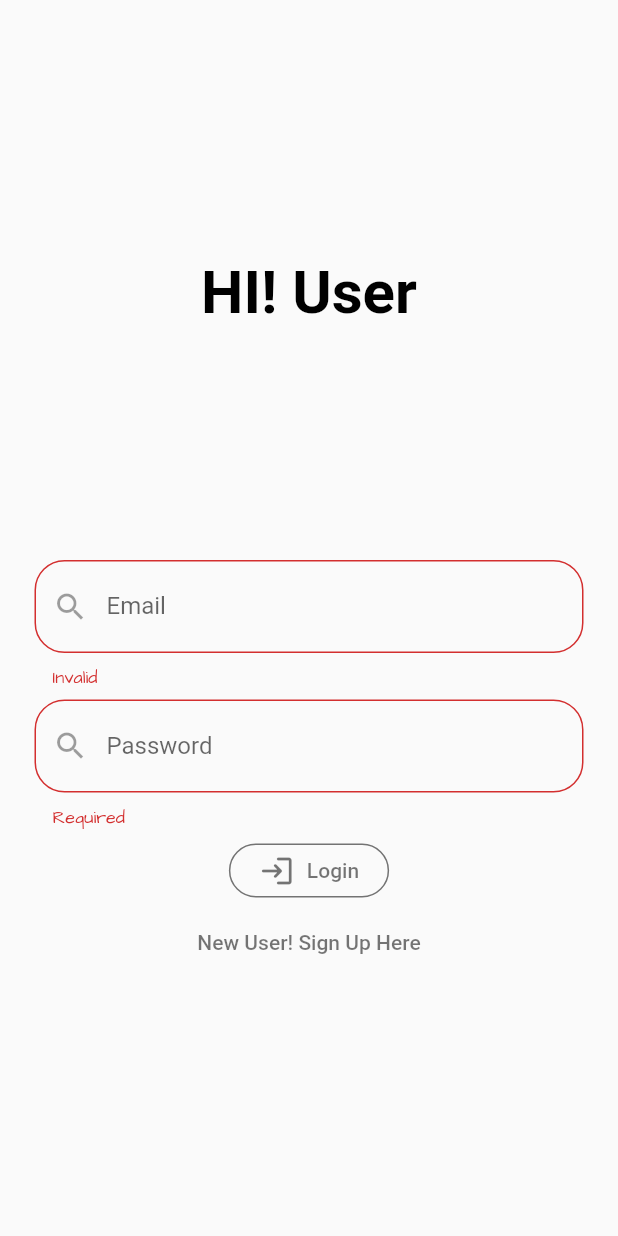
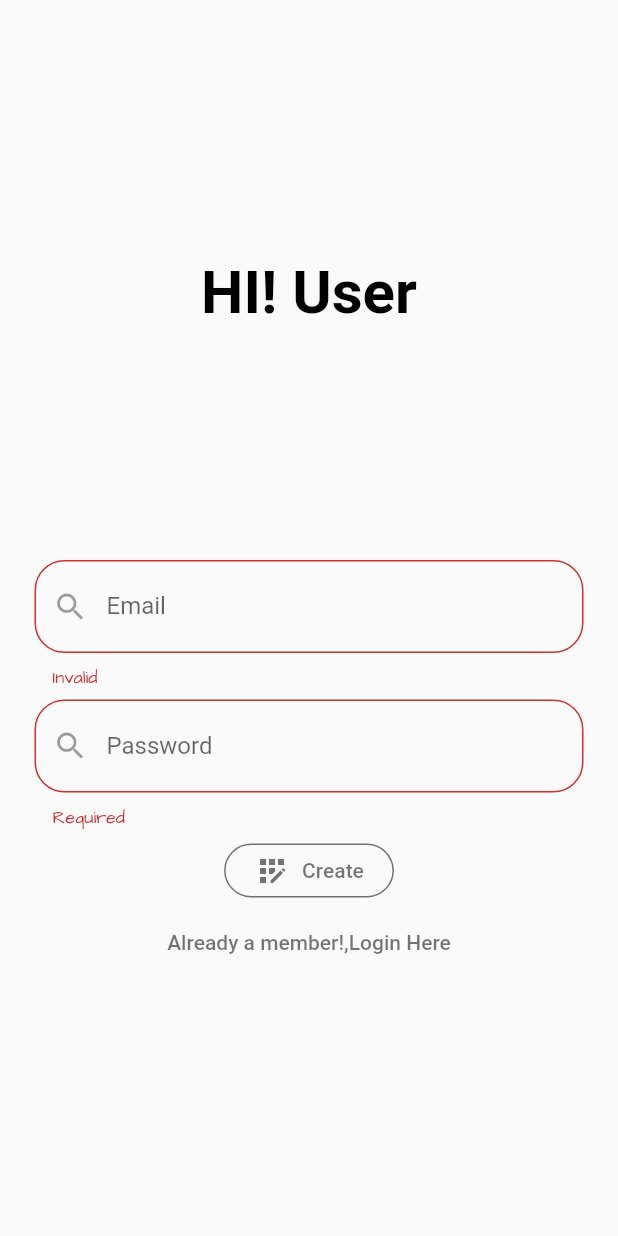
Before and after one commit to RGTechno/ANYBUY, a Flutter app: the AuthHome screen opened by its route, after a tap on "Login", after a tap on "New User! Sign Up Here", on a phone screen of 412 x 824 dp. Run offline on Flutter 3.47's test engine with Material 2 defaults, Android fonts, the phone set to English and light mode, and no system bars; our stand-ins replace firebase_auth, firebase_core, google_fonts; accounts and stored records are empty; network calls fail.

Commit message:
new user create

```diff
--- a/lib/screens/auth/AuthHome_Screen.dart
+++ b/lib/screens/auth/AuthHome_Screen.dart
@@ -14,19 +14,22 @@ class _AuthHomeState extends State<AuthHome> {
   final _authHomeKey = GlobalKey<FormState>();
   String userEmail = "";
   String userPass = "";
+  bool wantSignup = false;
 
   FirebaseAuth auth = FirebaseAuth.instance;
 
   void createUser() async {
+    print("create user running");
     try {
       UserCredential userCredential = await auth.createUserWithEmailAndPassword(
-        email: "barry.allen@example.com",
-        password: "SuperSecretPassword!",
+        email: userEmail,
+        password: userPass,
+      );
+      print(
+        "User Created ${userCredential.user.email}, ${userCredential.user.uid}",
       );
     } on FirebaseAuthException catch (e) {
-      if (e.code == 'weak-password') {
-        print('The password provided is too weak.');
-      } else if (e.code == 'email-already-in-use') {
+      if (e.code == 'email-already-in-use') {
         print('The account already exists for that email.');
       }
     } catch (e) {
@@ -35,6 +38,8 @@ class _AuthHomeState extends State<AuthHome> {
   }
 
   void login() async {
+    print("login running");
+
     try {
       UserCredential userCredential =
           await FirebaseAuth.instance.signInWithEmailAndPassword(
@@ -57,7 +62,7 @@ class _AuthHomeState extends State<AuthHome> {
       return;
     }
     _authHomeKey.currentState.save();
-    login();
+    !wantSignup ? login() : createUser();
   }
 
   @override
@@ -122,6 +127,7 @@ class _AuthHomeState extends State<AuthHome> {
                           "Enter Password",
                           "Password",
                         ),
+                        obscureText: true,
                         validator: (String value) {
                           if (value.isEmpty) {
                             return "Required";
@@ -141,11 +147,13 @@ class _AuthHomeState extends State<AuthHome> {
                     TextButton.icon(
                       onPressed: validate,
                       icon: Icon(
-                        Icons.login_rounded,
+                        !wantSignup
+                            ? Icons.login_rounded
+                            : Icons.app_registration,
                         color: Colors.black54,
                       ),
                       label: Text(
-                        "Login",
+                        !wantSignup ? "Login" : "Create",
                         style: GoogleFonts.architectsDaughter(
                           color: Colors.black54,
                         ),
@@ -166,13 +174,24 @@ class _AuthHomeState extends State<AuthHome> {
                       ),
                     ),
                     TextButton(
-                      onPressed: createUser,
-                      child: Text(
-                        "New User! Sign Up Here",
-                        style: GoogleFonts.architectsDaughter(
-                          color: Colors.black54,
-                        ),
-                      ),
+                      onPressed: () {
+                        setState(() {
+                          wantSignup = !wantSignup;
+                        });
+                      },
+                      child: !wantSignup
+                          ? Text(
+                              "New User! Sign Up Here",
+                              style: GoogleFonts.architectsDaughter(
+                                color: Colors.black54,
+                              ),
+                            )
+                          : Text(
+                              "Already a member!,Login Here",
+                              style: GoogleFonts.architectsDaughter(
+                                color: Colors.black54,
+                              ),
+                            ),
                     ),
                   ],
                 ),
```
Also changed, not shown: lib/widgets/signup.dart (added, +98 -0 lines).
